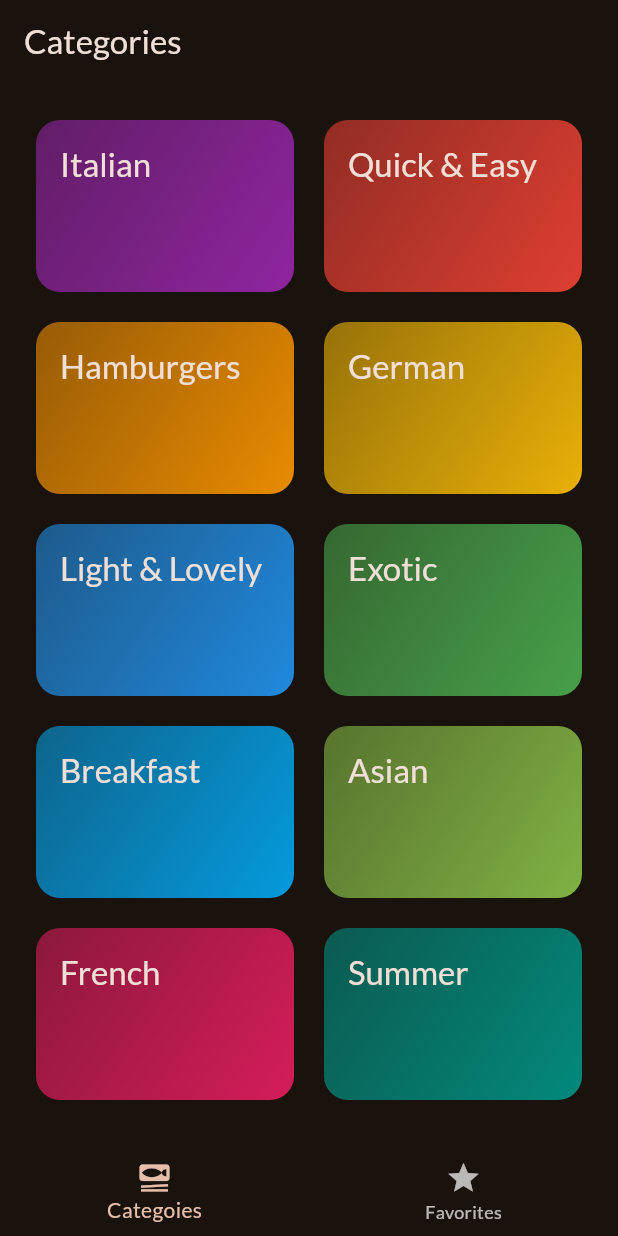
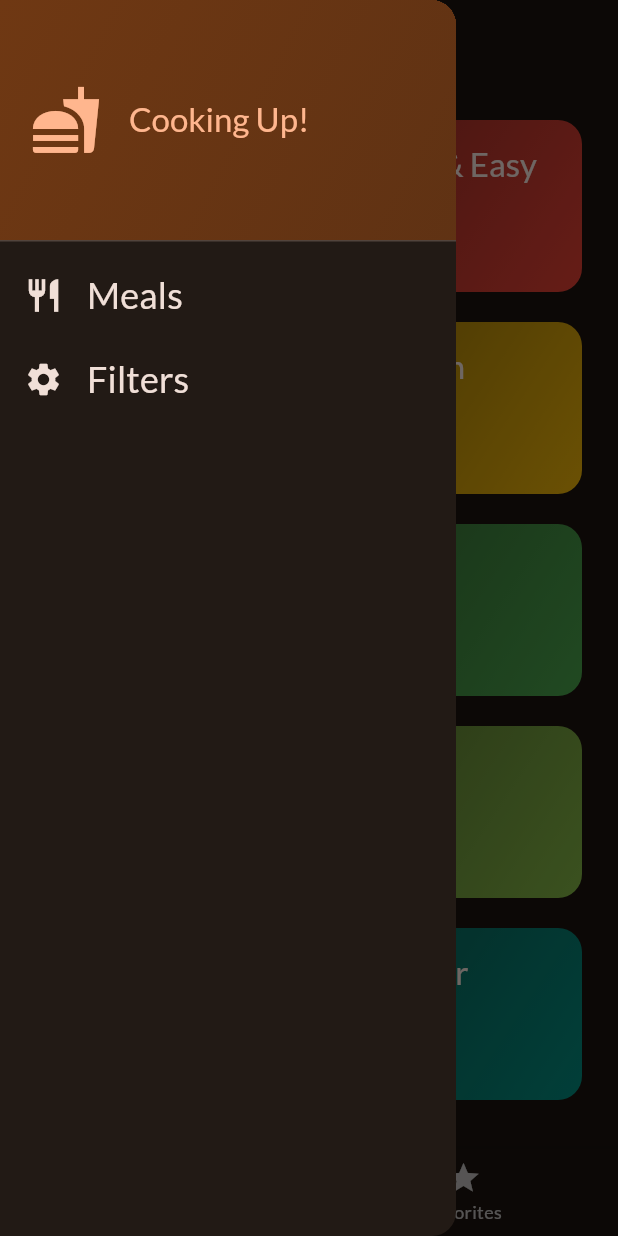
Before and after one commit to IvanBodnarash/Meals-App, a Flutter app: the screen it shows after launch, with the side drawer open (before the commit the screen has no drawer), on a phone screen of 412 x 824 dp. Run offline on Flutter 3.47's test engine with Material 3 defaults, Android fonts, the phone set to English and light mode, and no system bars; our stand-ins replace google_fonts, transparent_image.

Commit message:
adding a side drawer

```diff
--- a/lib/screens/tabs.dart
+++ b/lib/screens/tabs.dart
@@ -3,6 +3,7 @@ import 'package:meals_app/models/meal.dart';
 
 import 'package:meals_app/screens/categories.dart';
 import 'package:meals_app/screens/meals.dart';
+import 'package:meals_app/widgets/main_drawer.dart';
 
 class TabsScreen extends StatefulWidget {
   const TabsScreen({super.key});
@@ -67,6 +68,7 @@ class _TabsScreenState extends State<TabsScreen> {
       appBar: AppBar(
         title: Text(activePageTitle),
       ),
+      drawer: const MainDrawer(),
       body: activePage,
       bottomNavigationBar: BottomNavigationBar(
         onTap: _selectPage,
--- /dev/null
+++ b/lib/widgets/main_drawer.dart
@@ -0,0 +1,77 @@
+import 'package:flutter/material.dart';
+
+class MainDrawer extends StatelessWidget {
+  const MainDrawer({super.key});
+
+  @override
+  Widget build(BuildContext context) {
+    return Drawer(
+      child: Column(
+        children: [
+          DrawerHeader(
+            padding: const EdgeInsets.all(20),
+            decoration: BoxDecoration(
+              gradient: LinearGradient(
+                colors: [
+                  Theme.of(context).colorScheme.primaryContainer,
+                  Theme.of(context)
+                      .colorScheme
+                      .primaryContainer
+                      .withOpacity(0.8),
+                ],
+                begin: Alignment.topLeft,
+                end: Alignment.bottomRight,
+              ),
+            ),
+            child: Row(
+              children: [
+                Icon(
+                  Icons.fastfood,
+                  size: 48,
+                  color: Theme.of(context).colorScheme.primary,
+                ),
+                const SizedBox(width: 18),
+                Text(
+                  'Cooking Up!',
+                  style: Theme.of(context).textTheme.titleLarge!.copyWith(
+                        color: Theme.of(context).colorScheme.primary,
+                      ),
+                ),
+              ],
+            ),
+          ),
+          ListTile(
+            leading: Icon(
+              Icons.restaurant,
+              size: 26,
+              color: Theme.of(context).colorScheme.onBackground,
+            ),
+            title: Text(
+              'Meals',
+              style: Theme.of(context).textTheme.titleSmall!.copyWith(
+                    color: Theme.of(context).colorScheme.onBackground,
+                    fontSize: 24,
+                  ),
+            ),
+            onTap: () {},
+          ),
+          ListTile(
+            leading: Icon(
+              Icons.settings,
+              size: 26,
+              color: Theme.of(context).colorScheme.onBackground,
+            ),
+            title: Text(
+              'Filters',
+              style: Theme.of(context).textTheme.titleSmall!.copyWith(
+                    color: Theme.of(context).colorScheme.onBackground,
+                    fontSize: 24,
+                  ),
+            ),
+            onTap: () {},
+          ),
+        ],
+      ),
+    );
+  }
+}
```
